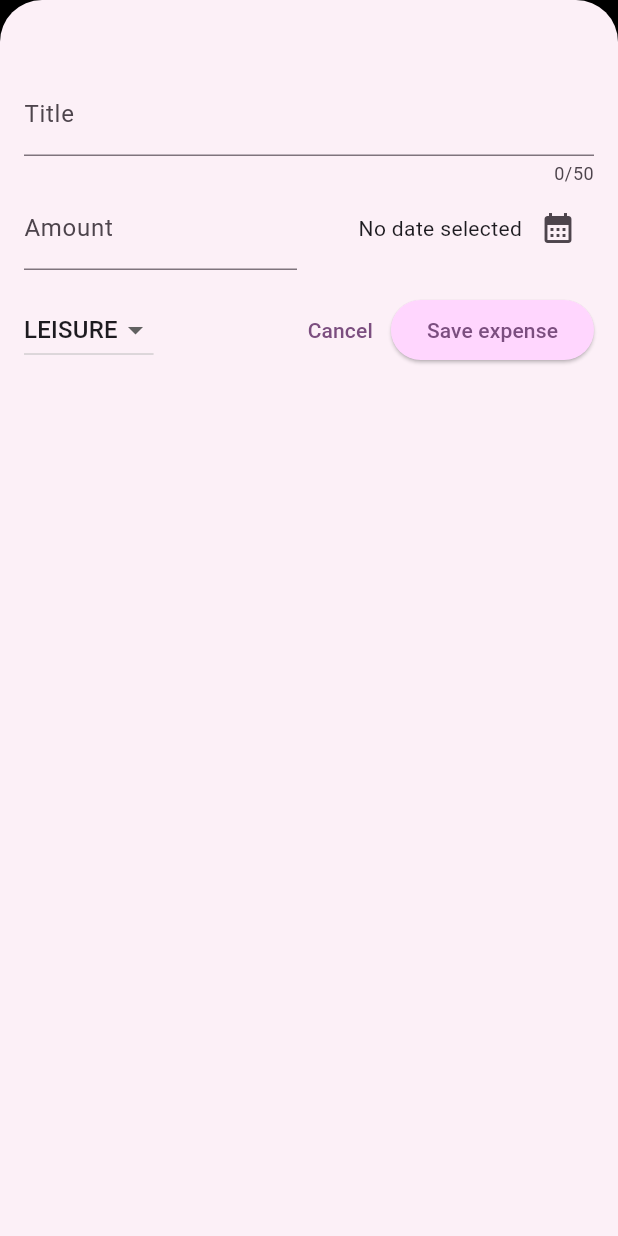
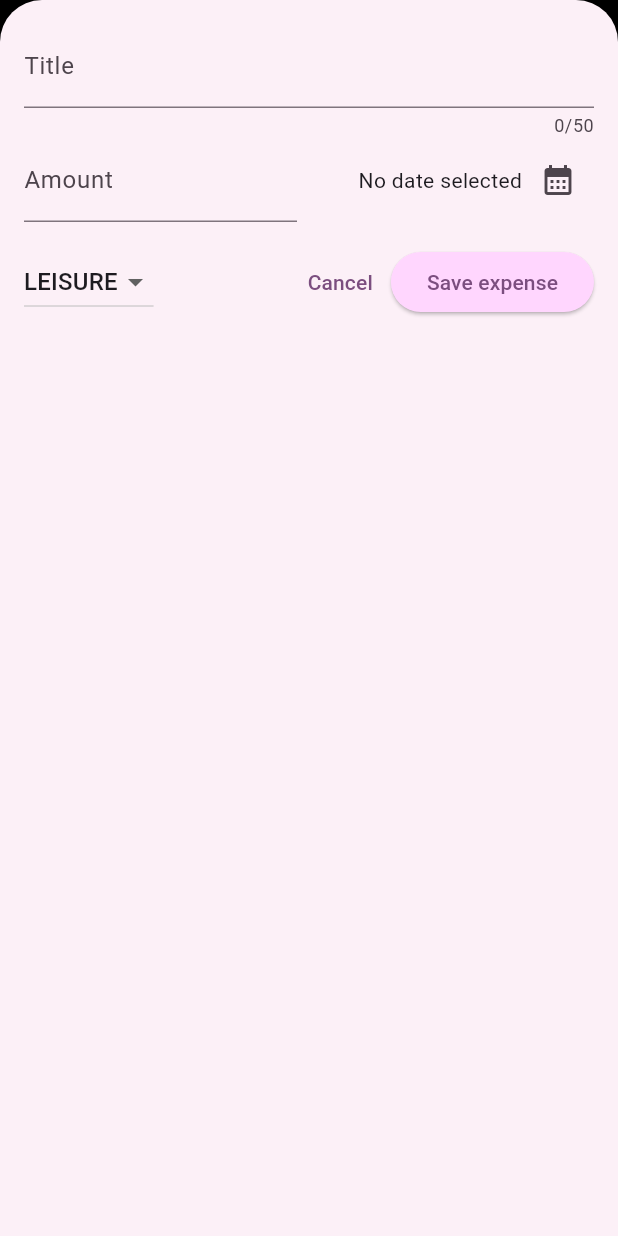
Before and after one commit to EdgardYayo/FlutterExpensesApp, a Flutter app: the screen it shows after launch, after a tap on the "add" icon, on a phone screen of 412 x 824 dp. Run offline on Flutter 3.47's test engine with Material 3 defaults, Android fonts, the phone set to English and light mode, and no system bars.

Commit message:
Learning how to manage responsiveness in flutter

```diff
--- a/lib/expenses.dart
+++ b/lib/expenses.dart
@@ -23,6 +23,7 @@ class _ExpensesState extends State<Expenses> {
 
   void _openAddExpenseOverlay() {
     showModalBottomSheet(
+      useSafeArea: true,
       isScrollControlled: true,
       context: context,
       builder: (ctx) => NewExpense(onAddExpense: _addExpense)
@@ -64,6 +65,8 @@ class _ExpensesState extends State<Expenses> {
 
   @override
   Widget build(BuildContext context) {
+    final width = MediaQuery.of(context).size.width;
+
     Widget mainContent = const Center(
       child: Text('No expenses found. Start adding some!'),
     );
@@ -91,12 +94,17 @@ class _ExpensesState extends State<Expenses> {
           )
         ],
       ),
-      body: Column(
+      body: width < 600 ? Column(
         children: [
           Chart(expenses: _registerExpenses),
           Expanded(child: mainContent),
         ],
-      ),
+      ) : Row(children: [
+          Expanded(child:
+            Chart(expenses: _registerExpenses)
+          ),
+          Expanded(child: mainContent),
+      ]),
     );
   }
 }
--- a/lib/main.dart
+++ b/lib/main.dart
@@ -1,5 +1,6 @@
 import 'package:flutter/material.dart';
 import 'package:expense_tracker/expenses.dart';
+//import 'package:flutter/services.dart';
 
 var kColorScheme = ColorScheme.fromSeed(
     seedColor: Colors.purple,
@@ -12,7 +13,11 @@ var kDarkColorScheme = ColorScheme.fromSeed(
 );
 
 void main() {
-  runApp(
+  // WidgetsFlutterBinding.ensureInitialized();
+  // SystemChrome.setPreferredOrientations([
+  //   DeviceOrientation.portraitUp
+  // ]).then((fn) {
+    runApp(
     MaterialApp(
       darkTheme: ThemeData.dark().copyWith(
         useMaterial3: true,
@@ -55,4 +60,5 @@ void main() {
       home: const Expenses(),
     ),
   );
+//  });
 }
--- a/lib/new_expense.dart
+++ b/lib/new_expense.dart
@@ -1,6 +1,9 @@
+import 'dart:io';
+
 import 'package:expense_tracker/models/expense.dart';
 import 'package:flutter/material.dart';
 import 'package:intl/intl.dart';
+import 'package:flutter/cupertino.dart';
 
 final formatter = DateFormat.yMd();
 
@@ -48,10 +51,22 @@ class _NewExpenseState extends State<NewExpense> {
     });
   }
 
-  void _submitExpenseDate() {
-    final enteredAmount = double.tryParse(_amountController.text);
-    final amountIsInvalid = enteredAmount == null || enteredAmount <= 0;
-    if (_titleController.text.trim().isEmpty || amountIsInvalid || _selectedDate == null) {
+  void _showDialog() {
+    if (Platform.isIOS) {
+      showCupertinoDialog(context: context, builder: (ctx) => CupertinoAlertDialog(
+        title: const Text('Invalid input'),
+        content: const Text('Please make sure a valid title, amount, date and category was entered.'),
+        actions: [
+          TextButton(
+            onPressed: () {
+              Navigator.pop(ctx);
+            },
+            child: const Text('Okay')
+          )
+        ],
+      )
+    );
+    } else {
       showDialog(context: context, builder: (ctx) => AlertDialog(
         title: const Text('Invalid input'),
         content: const Text('Please make sure a valid title, amount, date and category was entered.'),
@@ -64,6 +79,14 @@ class _NewExpenseState extends State<NewExpense> {
           )
         ],
       ));
+    }
+  }
+
+  void _submitExpenseDate() {
+    final enteredAmount = double.tryParse(_amountController.text);
+    final amountIsInvalid = enteredAmount == null || enteredAmount <= 0;
+    if (_titleController.text.trim().isEmpty || amountIsInvalid || _selectedDate == null) {
+     _showDialog();
      return;
     }
 
@@ -81,16 +104,82 @@ class _NewExpenseState extends State<NewExpense> {
 
   @override
   Widget build(BuildContext context) {
-    return Padding(
-      padding: const EdgeInsets.fromLTRB(16, 48, 16, 16),
+    final keyboardSpace = MediaQuery.of(context).viewInsets.bottom;
+
+    return LayoutBuilder(builder: (ctx, constraints) {
+      final width = constraints.maxWidth;
+
+      return SizedBox(
+      height: double.infinity,
+      child: SingleChildScrollView(
+        child: Padding(
+          padding: EdgeInsets.fromLTRB(16, 16, 16, keyboardSpace + 16),
           child: Column(
             children: [
+              if (width >= 600)
+                Row(
+                  crossAxisAlignment: CrossAxisAlignment.start,
+                  children: [
+                   Expanded(
+                     child: TextField(
+                                     // onChanged: _saveTitleInput,
+                                       controller: _titleController,
+                                       maxLength: 50,
+                                       decoration: const InputDecoration(label: Text('Title')),
+                                     ),
+                   ),
+                const SizedBox(width: 24,),
+                Expanded(
+                    child: TextField(
+                      controller: _amountController,
+                      keyboardType: TextInputType.number,
+                      decoration: const InputDecoration(
+                          prefixText: '\$ ', label: Text('Amount')),
+                    ),
+                  ),
+                ])
+              else
                 TextField(
                 // onChanged: _saveTitleInput,
                   controller: _titleController,
                   maxLength: 50,
                   decoration: const InputDecoration(label: Text('Title')),
                 ),
+              if (width >= 600)
+                Row(children: [
+                      DropdownButton(
+                      value: _selectedCategory,
+                      items: Category.values
+                          .map((category) => DropdownMenuItem(
+                              value: category,
+                              child: Text(category.name.toUpperCase())))
+                          .toList(),
+                      onChanged: (value) {
+                        if (value == null) {
+                          return;
+                        }
+                        setState(() {
+                          _selectedCategory = value;
+                        });
+                      }
+                  ),
+                  const SizedBox(width: 16,),
+                  Expanded(
+                      child: Row(
+                    mainAxisAlignment: MainAxisAlignment.end,
+                    crossAxisAlignment: CrossAxisAlignment.center,
+                    children: [
+                      Text(_selectedDate == null
+                          ? 'No date selected'
+                          : formatter.format(_selectedDate!)),
+                      IconButton(
+                          onPressed: _presentDatePicker,
+                          icon: const Icon(Icons.calendar_month)),
+                    ],
+                  )
+                  )
+                ],)
+              else
                 Row(
                 children: [
                   Expanded(
@@ -114,10 +203,25 @@ class _NewExpenseState extends State<NewExpense> {
                           onPressed: _presentDatePicker,
                           icon: const Icon(Icons.calendar_month)),
                     ],
-              ))
+                  )
+                  )
                 ],
               ),
               const SizedBox(height: 16),
+              if (width >= 600)
+                Row(children: [
+                    const Spacer(),
+                  TextButton(
+                      onPressed: () {
+                        Navigator.pop(context);
+                      },
+                      child: const Text('Cancel')),
+                  ElevatedButton(
+                      onPressed: _submitExpenseDate,
+                      child: const Text('Save expense')
+                  )
+                ],)
+              else
                 Row(
                 children: [
                   DropdownButton(
@@ -144,11 +248,15 @@ class _NewExpenseState extends State<NewExpense> {
                       child: const Text('Cancel')),
                   ElevatedButton(
                       onPressed: _submitExpenseDate,
-                  child: const Text('Save expense'))
+                      child: const Text('Save expense')
+                  )
                 ],
               )
             ],
           ),
+        ),
+      ),
     );
+  });
  }
 }
```
Lines whose indentation alone changed are shown as unchanged.
